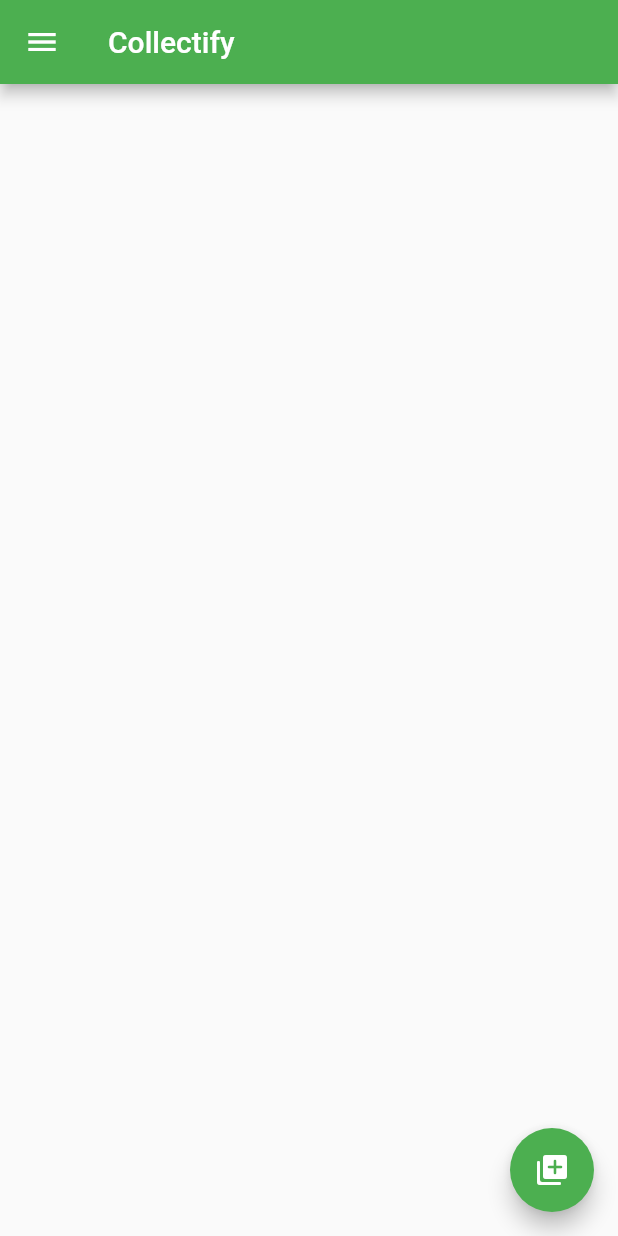
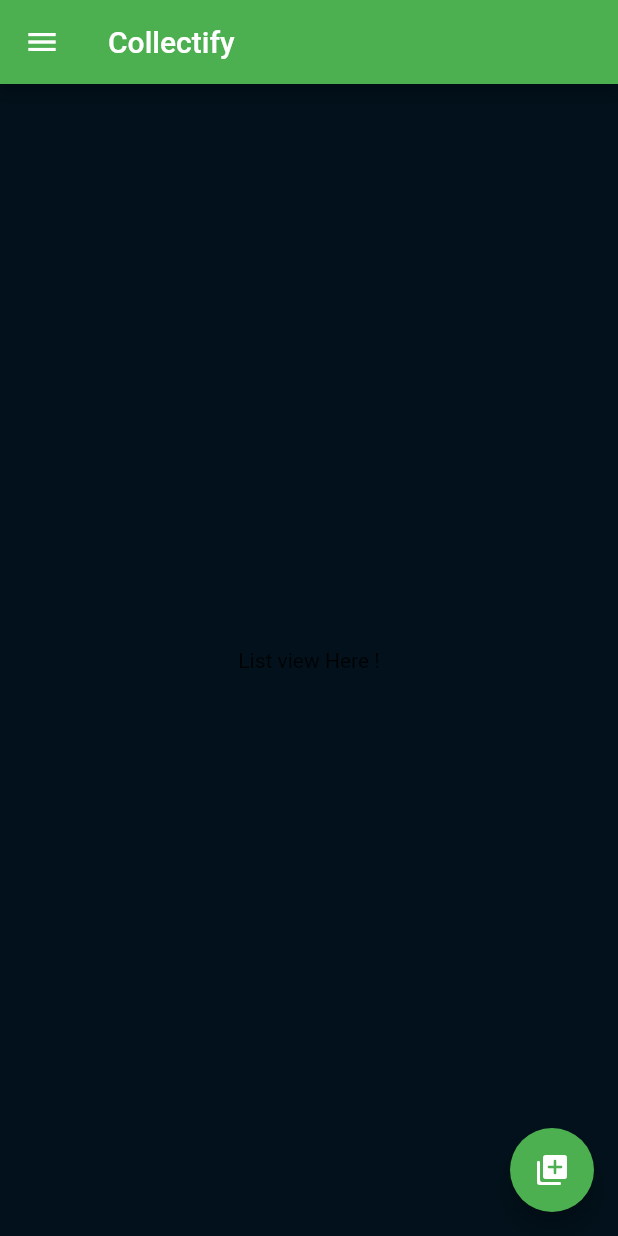
Before and after one commit to wasiflamer/gameraid, a Flutter app: the screen it shows after launch, on a phone screen of 412 x 824 dp. Run offline on Flutter 3.47's test engine with Material 2 defaults, Android fonts, the light colour scheme and no system bars.

Commit message:
added scaffold background color

```diff
--- a/lib/src/homescreen.dart
+++ b/lib/src/homescreen.dart
@@ -21,7 +21,12 @@ class _homescreenState extends State<homescreen> {
         title:  const Text('Collectify'),
       ),
 
+      backgroundColor: Color(0xff02111B),
+
       drawer: Drawer(
+
+
+
 
       backgroundColor: Colors.blueGrey,
 
@@ -74,6 +79,12 @@ class _homescreenState extends State<homescreen> {
         ),
 
 
+        body:  Container(
+          child:
+          Center(
+            child: Text('List view Here !'),
+          )),
+
 
       ),
     );
```
